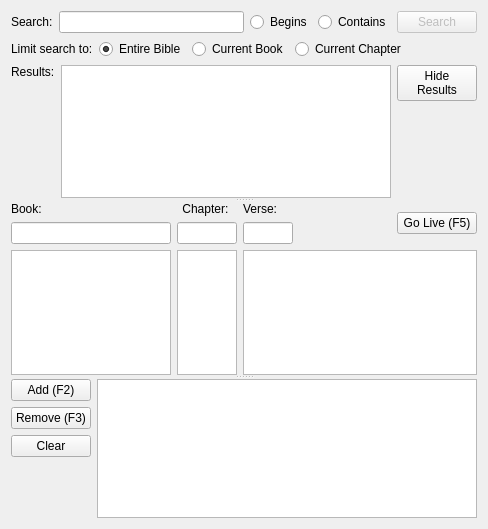
First picture: the form in src/biblewidget.ui, repository SoftProjector/src, before the edit.
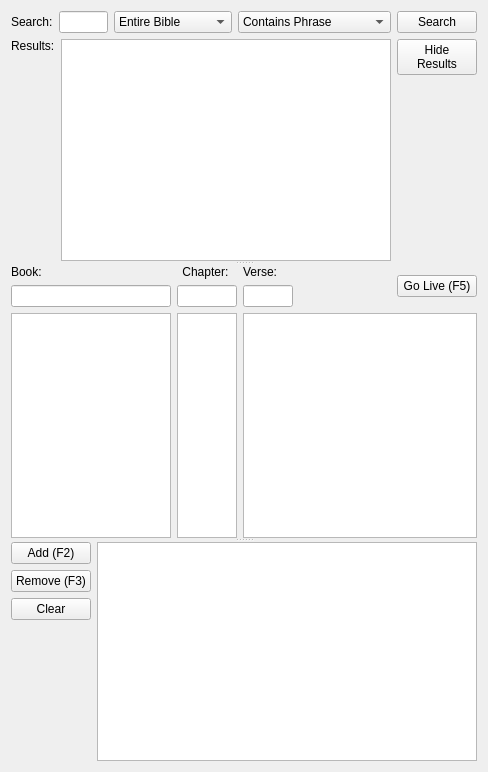
Second picture: the form after the edit. Icons and pictures are not drawn.

Commit message: improved bible search and look-up

The edit to the form file:
```diff
--- a/src/biblewidget.ui
+++ b/src/biblewidget.ui
@@ -7,7 +7,7 @@
     <x>0</x>
     <y>0</y>
     <width>488</width>
-    <height>529</height>
+    <height>772</height>
    </rect>
   </property>
   <property name="minimumSize">
@@ -19,8 +19,8 @@
   <property name="windowTitle">
    <string>Form</string>
   </property>
-  <layout class="QGridLayout" name="gridLayout_3">
-   <item row="0" column="0">
+  <layout class="QVBoxLayout" name="verticalLayout_9">
+   <item>
     <widget class="QSplitter" name="results_splitter">
      <property name="orientation">
       <enum>Qt::Vertical</enum>
@@ -34,12 +34,6 @@
         <layout class="QHBoxLayout" name="horizontalLayout_2" stretch="0,1,0,0,0">
          <item>
           <widget class="QLabel" name="lblBook_2">
-           <property name="sizePolicy">
-            <sizepolicy hsizetype="MinimumExpanding" vsizetype="Fixed">
-             <horstretch>0</horstretch>
-             <verstretch>0</verstretch>
-            </sizepolicy>
-           </property>
            <property name="minimumSize">
             <size>
              <width>0</width>
@@ -59,12 +53,6 @@
          </item>
          <item>
           <widget class="QLineEdit" name="search_ef">
-           <property name="sizePolicy">
-            <sizepolicy hsizetype="Expanding" vsizetype="Fixed">
-             <horstretch>0</horstretch>
-             <verstretch>0</verstretch>
-            </sizepolicy>
-           </property>
            <property name="minimumSize">
             <size>
              <width>0</width>
@@ -83,39 +71,61 @@
           </widget>
          </item>
          <item>
-          <widget class="QRadioButton" name="begin_radioButton">
+          <widget class="QComboBox" name="comboBoxSearchRange">
            <property name="toolTip">
             <string>If selected, only Bible verses starting with the search string will be searched.</string>
            </property>
-           <property name="text">
-            <string>Begins</string>
-           </property>
+           <item>
+            <property name="text">
+             <string>Entire Bible</string>
+            </property>
+           </item>
+           <item>
+            <property name="text">
+             <string>Current Book</string>
+            </property>
+           </item>
+           <item>
+            <property name="text">
+             <string>Current Chapter</string>
+            </property>
+           </item>
           </widget>
          </item>
          <item>
-          <widget class="QRadioButton" name="contain_radioButton">
+          <widget class="QComboBox" name="comboBoxSearchType">
            <property name="toolTip">
             <string>If selected, Bible verses that contain the search string will be searched.</string>
            </property>
-           <property name="text">
-            <string>Contains</string>
-           </property>
-           <property name="checked">
-            <bool>true</bool>
-           </property>
+           <item>
+            <property name="text">
+             <string>Contains Phrase</string>
+            </property>
+           </item>
+           <item>
+            <property name="text">
+             <string>Contains Word Phrase</string>
+            </property>
+           </item>
+           <item>
+            <property name="text">
+             <string>Verse Begins</string>
+            </property>
+           </item>
+           <item>
+            <property name="text">
+             <string>Contains Any Word</string>
+            </property>
+           </item>
+           <item>
+            <property name="text">
+             <string>Contains All Words</string>
+            </property>
+           </item>
           </widget>
          </item>
          <item>
           <widget class="QPushButton" name="search_button">
-           <property name="enabled">
-            <bool>false</bool>
-           </property>
-           <property name="sizePolicy">
-            <sizepolicy hsizetype="Fixed" vsizetype="Fixed">
-             <horstretch>0</horstretch>
-             <verstretch>0</verstretch>
-            </sizepolicy>
-           </property>
            <property name="toolTip">
             <string>Quickly display  the selected Bible verse on the screen</string>
            </property>
@@ -133,81 +143,6 @@
          </item>
         </layout>
        </item>
-       <item>
-        <layout class="QHBoxLayout" name="horizontalLayout_3">
-         <item>
-          <widget class="QLabel" name="lblBook_3">
-           <property name="sizePolicy">
-            <sizepolicy hsizetype="Minimum" vsizetype="Fixed">
-             <horstretch>0</horstretch>
-             <verstretch>0</verstretch>
-            </sizepolicy>
-           </property>
-           <property name="minimumSize">
-            <size>
-             <width>0</width>
-             <height>0</height>
-            </size>
-           </property>
-           <property name="maximumSize">
-            <size>
-             <width>16777215</width>
-             <height>16777215</height>
-            </size>
-           </property>
-           <property name="text">
-            <string>Limit search to:</string>
-           </property>
-          </widget>
-         </item>
-         <item>
-          <widget class="QRadioButton" name="entire_bible_radioButton">
-           <property name="toolTip">
-            <string>If selected, the entire bible will be searched.</string>
-           </property>
-           <property name="text">
-            <string>Entire Bible</string>
-           </property>
-           <property name="checked">
-            <bool>true</bool>
-           </property>
-          </widget>
-         </item>
-         <item>
-          <widget class="QRadioButton" name="current_book_radioButton">
-           <property name="toolTip">
-            <string>If selected, only the selected Bible book will be searched.</string>
-           </property>
-           <property name="text">
-            <string>Current Book</string>
-           </property>
-          </widget>
-         </item>
-         <item>
-          <widget class="QRadioButton" name="current_chapter_radioButton">
-           <property name="toolTip">
-            <string>If selected, only the selected chapter of the selected Bible book will be searched.</string>
-           </property>
-           <property name="text">
-            <string>Current Chapter</string>
-           </property>
-          </widget>
-         </item>
-         <item>
-          <spacer name="horizontalSpacer_4">
-           <property name="orientation">
-            <enum>Qt::Horizontal</enum>
-           </property>
-           <property name="sizeHint" stdset="0">
-            <size>
-             <width>17</width>
-             <height>13</height>
-            </size>
-           </property>
-          </spacer>
-         </item>
-        </layout>
-       </item>
        <item>
         <layout class="QHBoxLayout" name="results_layout">
          <item>
@@ -358,19 +293,6 @@
          </item>
         </layout>
        </item>
-       <item>
-        <spacer name="verticalSpacer_4">
-         <property name="orientation">
-          <enum>Qt::Vertical</enum>
-         </property>
-         <property name="sizeHint" stdset="0">
-          <size>
-           <width>20</width>
-           <height>13</height>
-          </size>
-         </property>
-        </spacer>
-       </item>
       </layout>
      </widget>
      <widget class="QWidget" name="layoutWidget1">
```
Left out of the diff: 4 changed lines with no effect on the pictures. The commit also changes 6 other files.
